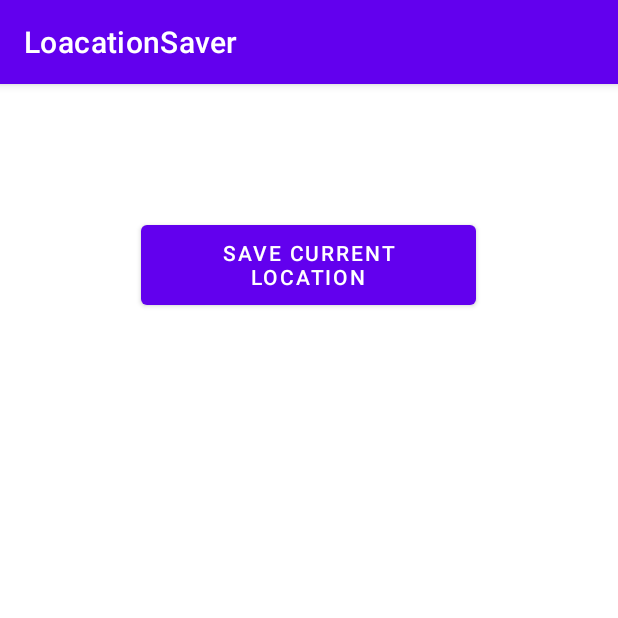
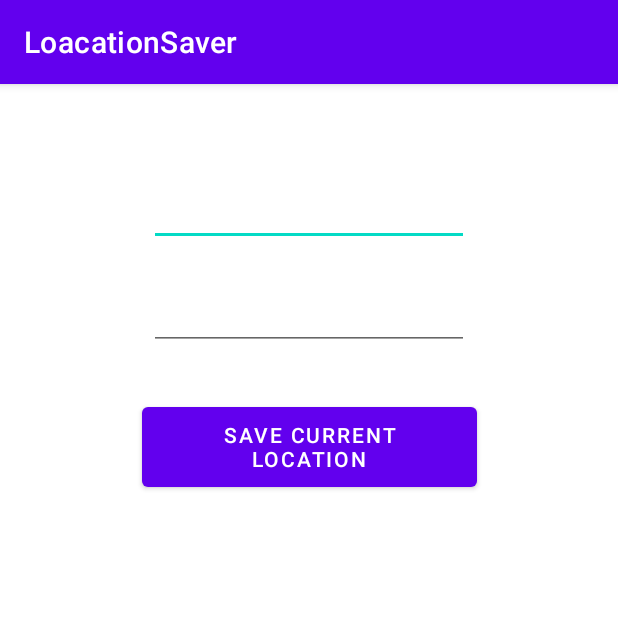
Before and after one commit to Sarwesh2003/Location-Saver, an Android app: the screen it shows after launch (MainActivity), on a phone screen of 412 x 824 dp, the top half of it. Run offline under Robolectric (Android 15) with nearby library versions, the light colour scheme and no system bars.

Commit message:
Update MVC Architecture

```diff
--- a/app/src/main/java/com/example/loacationsaver/MainActivity.java
+++ b/app/src/main/java/com/example/loacationsaver/MainActivity.java
@@ -11,6 +11,8 @@ import android.widget.Button;
 import android.widget.ListView;
 import android.widget.Toast;
 
+import com.example.loacationsaver.View.ViewImplementor;
+import com.example.loacationsaver.View.ViewInterface;
 import com.example.loacationsaver.model.LocationModel;
 import com.example.loacationsaver.model.db.LocationDBAdapter;
 
@@ -18,73 +20,18 @@ import java.util.List;
 
 public class MainActivity extends AppCompatActivity {
 
-    LocationModel model;
-    Button add;
-    ListView show;
-    List<String> list;
+    ViewImplementor view;
     @Override
     protected void onCreate(Bundle savedInstanceState) {
         super.onCreate(savedInstanceState);
-        setContentView(R.layout.activity_main);
-        InitView();
-        add.setOnClickListener(new View.OnClickListener() {
-            @Override
-            public void onClick(View v) {
-                try{
-                    boolean flag=model.saveLocation("123","321");
-                    if(flag){
-                        Toast.makeText(MainActivity.this,"Successful",Toast.LENGTH_SHORT).show();
-                        Refresh();
-                    }
-                    else{
-                        Toast.makeText(MainActivity.this,"Un-Successful",Toast.LENGTH_SHORT).show();
-                    }
-                } catch (Exception e) {
-                    Toast.makeText(MainActivity.this,e.getMessage(),Toast.LENGTH_SHORT).show();
-                }
-            }
-        });
-
-        show.setOnItemClickListener(new AdapterView.OnItemClickListener() {
-            @Override
-            public void onItemClick(AdapterView<?> parent, View view, int position, long id) {
-                try {
-                    if(DeleteLocation(position+1)){
-                        Toast.makeText(MainActivity.this,"Successful",Toast.LENGTH_SHORT).show();
-                        Refresh();
-                    }
-                    else{
-                        Toast.makeText(MainActivity.this,"Unsuccessful",Toast.LENGTH_SHORT).show();
-                    }
-                } catch (Exception e) {
-                    Toast.makeText(MainActivity.this,e.getMessage(),Toast.LENGTH_SHORT).show();
-                }
-            }
-        });
+        view=new ViewImplementor(MainActivity.this,null);
+        setContentView(view.getRootView());
+        view.initView();
     }
 
-    private boolean DeleteLocation(int SrNo) throws Exception {
-        return model.DeleteLocation(SrNo);
-    }
-
-    public void InitView(){
-        add=(Button) findViewById(R.id.savelocation);
-        show=(ListView) findViewById(R.id.show);
-        Refresh();
-    }
-
-    public LocationModel GetModel(Context context){
-        return new LocationModel(LocationDBAdapter.getLocationInstance(context));
-    }
-
-    public void Refresh(){
-        try {
-            model= GetModel(MainActivity.this);
-            list=model.getAllSavedLocation();
-            ArrayAdapter<String> adapter = new ArrayAdapter<String>(this,R.layout.listview,list);
-            show.setAdapter(adapter);
-        } catch (Exception e) {
-            Toast.makeText(MainActivity.this,"Something Went Wrong",Toast.LENGTH_SHORT).show();
-        }
+    @Override
+    protected void onResume() {
+        super.onResume();
+        view.BindDataToView();
     }
 }
--- /dev/null
+++ b/app/src/main/java/com/example/loacationsaver/View/MainActivityView.java
@@ -0,0 +1,14 @@
+package com.example.loacationsaver.View;
+
+import com.example.loacationsaver.controller.LocationControllerInterface;
+import com.example.loacationsaver.model.LocationData;
+
+import java.util.List;
+
+public interface MainActivityView extends ViewInterface{
+    void UpdateView(List<String> list);
+    void BindDataToView();
+    void ShowAllLocations(List<String> list);
+    void ShowError(String error);
+    void ShowSuccess(String SuccessMsg);
+}
--- /dev/null
+++ b/app/src/main/java/com/example/loacationsaver/View/ViewImplementor.java
@@ -0,0 +1,106 @@
+package com.example.loacationsaver.View;
+
+import android.content.Context;
+import android.util.Log;
+import android.view.LayoutInflater;
+import android.view.View;
+import android.view.ViewGroup;
+import android.widget.AdapterView;
+import android.widget.ArrayAdapter;
+import android.widget.Button;
+import android.widget.ListView;
+import android.widget.TextView;
+import android.widget.Toast;
+
+import com.example.loacationsaver.MainActivity;
+import com.example.loacationsaver.R;
+import com.example.loacationsaver.controller.LocationController;
+import com.example.loacationsaver.model.LocationData;
+import com.example.loacationsaver.model.LocationModel;
+import com.example.loacationsaver.model.db.LocationDBAdapter;
+
+import java.util.Arrays;
+import java.util.List;
+
+public class ViewImplementor implements MainActivityView {
+
+    View root;
+    LocationController controller;
+
+    ArrayAdapter<String> adapter;
+    //List<String> list;
+
+    Button add;
+    ListView show;
+    TextView tv_lat,tv_lang;
+    private LocationModel model;
+
+    public ViewImplementor(Context context, ViewGroup container){
+        root= LayoutInflater.from(context).inflate(R.layout.activity_main,container);
+        model=new LocationModel(LocationDBAdapter.getLocationInstance(context));
+        controller=new LocationController(model,this);
+    }
+
+    @Override
+    public void initView() {
+        add=(Button) root.findViewById(R.id.savelocation);
+        show=(ListView) root.findViewById(R.id.show);
+        tv_lat=(TextView) root.findViewById(R.id.tv_lat);
+        tv_lang=(TextView) root.findViewById(R.id.tv_lang);
+        this.BindDataToView();
+        add.setOnClickListener(new View.OnClickListener() {
+            @Override
+            public void onClick(View v) {
+                controller.OnClickSaveLocation(String.valueOf(tv_lat.getText()),String.valueOf(tv_lang.getText()));
+
+            }
+        });
+
+        show.setOnItemClickListener(new AdapterView.OnItemClickListener() {
+            @Override
+            public void onItemClick(AdapterView<?> parent, View view, int position, long id) {
+                String[] latlang=show.getItemAtPosition(position).toString().split(",");
+                adapter.remove(show.getItemAtPosition(position).toString());
+                controller.DeleteLocations(latlang[0],latlang[1]);
+            }
+        });
+    }
+
+    @Override
+    public View getRootView() {
+        return root;
+    }
+
+    @Override
+    public void UpdateView(List<String> list) {
+        this.ShowAllLocations(list);
+    }
+
+    @Override
+    public void BindDataToView() {
+        controller.onViewLoaded();
+    }
+
+    @Override
+    public void ShowAllLocations(List<String> list) {
+        try {
+            adapter = new ArrayAdapter<String>(root.getContext(),R.layout.listview,list);
+            show.setAdapter(adapter);
+            adapter.notifyDataSetChanged();
+        } catch (Exception e) {
+            Log.d("Error From: ","ShowAllLocations");
+            this.ShowError(e.getMessage());
+        }
+
+    }
+
+    @Override
+    public void ShowError(String error) {
+        Toast.makeText(root.getContext(),error,Toast.LENGTH_SHORT).show();
+    }
+
+    @Override
+    public void ShowSuccess(String SuccessMsg) {
+        Toast.makeText(root.getContext(),SuccessMsg,Toast.LENGTH_SHORT).show();
+    }
+}
--- /dev/null
+++ b/app/src/main/java/com/example/loacationsaver/View/ViewInterface.java
@@ -0,0 +1,9 @@
+package com.example.loacationsaver.View;
+
+import android.view.View;
+
+public interface ViewInterface {
+    void initView();
+    View getRootView();
+
+}
--- /dev/null
+++ b/app/src/main/java/com/example/loacationsaver/controller/LocationController.java
@@ -0,0 +1,54 @@
+package com.example.loacationsaver.controller;
+
+import android.util.Log;
+
+import com.example.loacationsaver.View.ViewImplementor;
+import com.example.loacationsaver.model.LocationModel;
+
+public class LocationController implements LocationControllerInterface{
+
+    LocationModel model;
+    ViewImplementor view;
+
+
+
+    public LocationController(LocationModel model, ViewImplementor viewImplementor) {
+        this.model=model;
+        this.view=viewImplementor;
+    }
+
+    @Override
+    public void onViewLoaded() {
+        try{
+            view.ShowAllLocations(model.getAllSavedLocation());
+        } catch (Exception e) {
+            view.ShowError(e.getMessage());
+        }
+    }
+
+    @Override
+    public void OnClickSaveLocation(String lat, String lang) {
+        try {
+            boolean isSuccess=model.saveLocation(lat,lang);
+            if(isSuccess){
+                view.UpdateView(model.getAllSavedLocation());
+                view.ShowSuccess("Successful");
+            }
+        } catch (Exception e) {
+            view.ShowError(e.getMessage());
+        }
+    }
+
+    @Override
+    public void DeleteLocations(String lat,String lang) {
+        try {
+            boolean isSuccess= model.Delete(lat, lang);
+            if(isSuccess){
+                view.ShowSuccess("Successfully Deleted");
+                view.UpdateView(model.getAllSavedLocation());
+            }
+        } catch (Exception e) {
+            view.ShowError(e.getMessage());
+        }
+    }
+}
--- /dev/null
+++ b/app/src/main/java/com/example/loacationsaver/controller/LocationControllerInterface.java
@@ -0,0 +1,13 @@
+package com.example.loacationsaver.controller;
+
+import android.content.Context;
+
+import com.example.loacationsaver.View.MainActivityView;
+import com.example.loacationsaver.model.LocationModel;
+
+public interface LocationControllerInterface {
+    void OnClickSaveLocation(String lat, String lang);
+
+    void DeleteLocations(String lat, String lang);
+    void onViewLoaded();
+}
--- a/app/src/main/java/com/example/loacationsaver/model/db/LocationDatabaseContract.java
+++ b/app/src/main/java/com/example/loacationsaver/model/db/LocationDatabaseHelper.java
@@ -5,26 +5,25 @@ import static android.content.ContentValues.TAG;
 import android.content.Context;
 import android.database.sqlite.SQLiteDatabase;
 import android.database.sqlite.SQLiteOpenHelper;
+import android.provider.ContactsContract;
 import android.util.Log;
 
 
 import androidx.annotation.Nullable;
 
-public class LocationDatabaseContract extends SQLiteOpenHelper {
+public class LocationDatabaseHelper extends SQLiteOpenHelper {
 
     public static final String TABLE_NAME="LocationSaverDatabase";
-    public static final String COLUMN_SR_NO="SrNo";
     public static final String COLUMN_LATITUDE="latitude";
     public static final String COLUMN_LONGITUDE="longitude";
     private static  final String CREATE_TABLE="CREATE TABLE "+TABLE_NAME + "("+
-            COLUMN_SR_NO +" INTEGER PRIMARY KEY, " +
             COLUMN_LATITUDE +" TEXT, " +
             COLUMN_LONGITUDE +" TEXT )";
     private static final String DELETE_TABLE="DROP TABLE IF EXISTS "+ TABLE_NAME;
-    public static final int DATABASE_VERSION = 1;
+    public static final int DATABASE_VERSION = 2;
     public static final String DATABASE_NAME = "LocationSaver.db";
 
-    public LocationDatabaseContract(@Nullable Context context, @Nullable String name, @Nullable SQLiteDatabase.CursorFactory factory, int version) {
+    public LocationDatabaseHelper(@Nullable Context context, @Nullable String name, @Nullable SQLiteDatabase.CursorFactory factory, int version) {
         super(context, name, factory, version);
     }
 
@@ -32,7 +31,7 @@ public class LocationDatabaseContract extends SQLiteOpenHelper {
     @Override
     public void onCreate(SQLiteDatabase db) {
         db.execSQL(CREATE_TABLE);
-        Log.d(TAG,"Inside onCreate");
+        Log.d("Success","Inside onCreate");
     }
 
     @Override
@@ -40,6 +39,4 @@ public class LocationDatabaseContract extends SQLiteOpenHelper {
         db.execSQL(DELETE_TABLE);
         onCreate(db);
     }
-
-
 }
--- a/app/src/main/res/layout/activity_main.xml
+++ b/app/src/main/res/layout/activity_main.xml
@@ -6,26 +6,51 @@
     android:layout_height="match_parent"
     tools:context=".MainActivity">
 
+    <ListView
+        android:id="@+id/show"
+        android:layout_width="364dp"
+        android:layout_height="370dp"
+        app:layout_constraintBottom_toBottomOf="parent"
+        app:layout_constraintEnd_toEndOf="parent"
+        app:layout_constraintHorizontal_bias="0.489"
+        app:layout_constraintStart_toStartOf="parent"
+        app:layout_constraintTop_toBottomOf="@+id/savelocation"
+        app:layout_constraintVertical_bias="0.605">
+
+    </ListView>
+
     <Button
         android:id="@+id/savelocation"
         android:layout_width="223dp"
         android:layout_height="65dp"
-        android:layout_marginTop="88dp"
+        android:layout_marginTop="32dp"
         android:text="Save Current Location"
+        app:layout_constraintEnd_toEndOf="@+id/tv_lang"
+        app:layout_constraintStart_toStartOf="@+id/tv_lang"
+        app:layout_constraintTop_toBottomOf="@+id/tv_lang" />
+
+    <EditText
+        android:id="@+id/tv_lat"
+        android:layout_width="wrap_content"
+        android:layout_height="wrap_content"
+        android:layout_marginTop="60dp"
+        android:ems="10"
+        android:inputType="textPersonName"
+        android:minHeight="48dp"
         app:layout_constraintEnd_toEndOf="parent"
-        app:layout_constraintHorizontal_bias="0.498"
         app:layout_constraintStart_toStartOf="parent"
         app:layout_constraintTop_toTopOf="parent" />
 
-    <ListView
-        android:id="@+id/show"
-        android:layout_width="364dp"
-        android:layout_height="370dp"
-        android:layout_marginTop="28dp"
-        app:layout_constraintBottom_toBottomOf="parent"
-        app:layout_constraintEnd_toEndOf="parent"
-        app:layout_constraintStart_toStartOf="parent"
-        app:layout_constraintTop_toBottomOf="@+id/savelocation"
-        app:layout_constraintVertical_bias="0.255" />
+    <EditText
+        android:id="@+id/tv_lang"
+        android:layout_width="wrap_content"
+        android:layout_height="wrap_content"
+        android:layout_marginTop="24dp"
+        android:ems="10"
+        android:inputType="textPersonName"
+        app:layout_constraintEnd_toEndOf="@+id/tv_lat"
+        app:layout_constraintHorizontal_bias="1.0"
+        app:layout_constraintStart_toStartOf="@+id/tv_lat"
+        app:layout_constraintTop_toBottomOf="@+id/tv_lat" />
 
 </androidx.constraintlayout.widget.ConstraintLayout>
--- /dev/null
+++ b/app/src/main/res/layout/splashscreen.xml
@@ -0,0 +1,6 @@
+<?xml version="1.0" encoding="utf-8"?>
+<RelativeLayout xmlns:android="http://schemas.android.com/apk/res/android"
+    android:layout_width="match_parent"
+    android:layout_height="match_parent">
+
+</RelativeLayout>
```
Also changed, not shown: app/src/main/java/com/example/loacationsaver/model/LocationData.java (+5 -10 lines), app/src/main/java/com/example/loacationsaver/model/LocationModel.java (+15 -4 lines), app/src/main/java/com/example/loacationsaver/model/db/LocationDBAdapter.java (+34 -12 lines).
